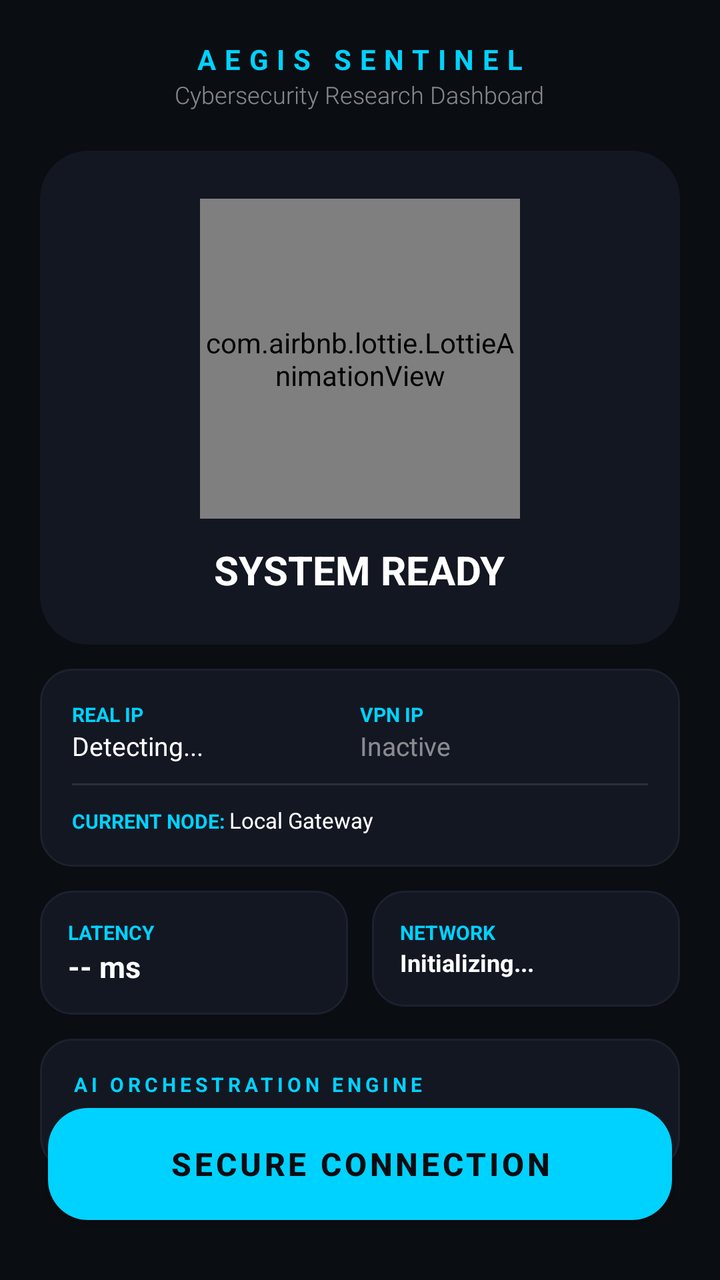
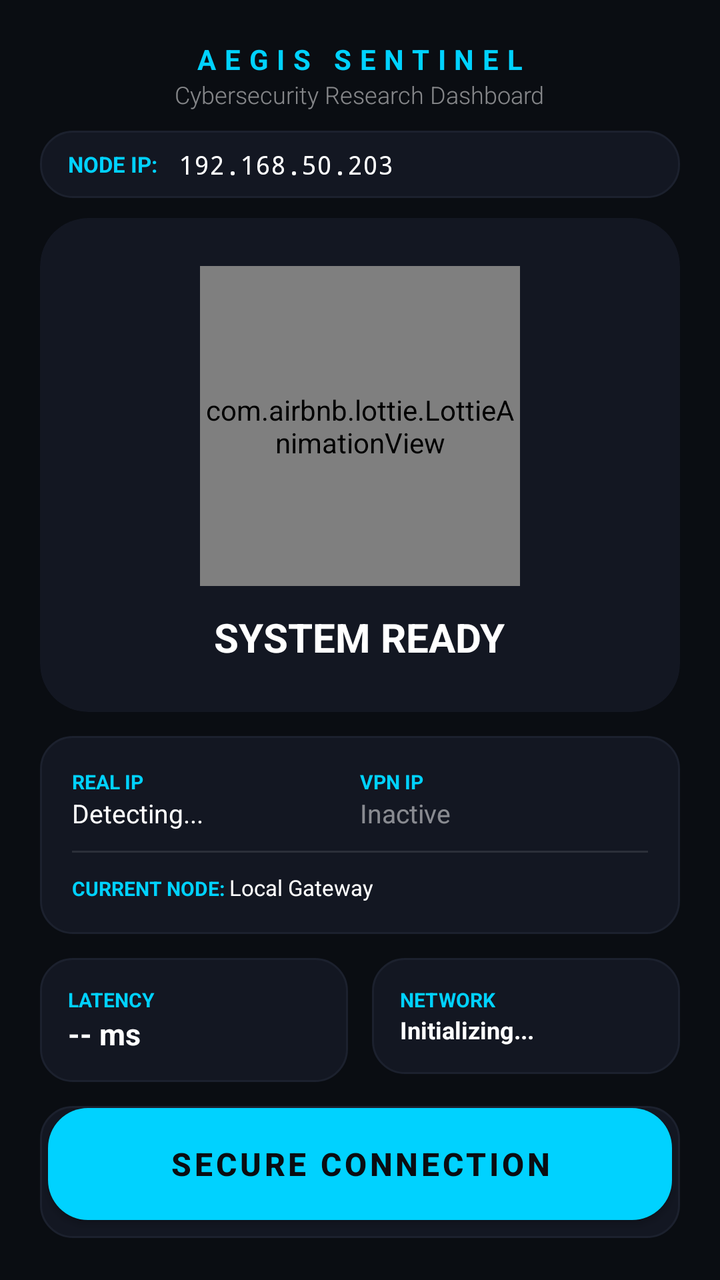

Before-and-after screenshots of an Android layout around one commit, followed by the original layout XML and the change that was made.
<!-- AndroidManifest.xml: application theme Theme.Vpn -->
<!-- res/layout/activity_main.xml -->
<?xml version="1.0" encoding="utf-8"?>
<androidx.constraintlayout.widget.ConstraintLayout xmlns:android="http://schemas.android.com/apk/res/android"
    xmlns:app="http://schemas.android.com/apk/res-auto"
    xmlns:tools="http://schemas.android.com/tools"
    android:layout_width="match_parent"
    android:layout_height="match_parent"
    android:background="#0A0D12"
    tools:context=".MainActivity">

    
    <LinearLayout
        android:id="@+id/header"
        android:layout_width="match_parent"
        android:layout_height="wrap_content"
        android:layout_marginTop="20dp"
        android:gravity="center"
        android:orientation="vertical"
        app:layout_constraintTop_toTopOf="parent">

        <TextView
            android:layout_width="wrap_content"
            android:layout_height="wrap_content"
            android:text="AEGIS SENTINEL"
            android:textColor="#00D2FF"
            android:textSize="14sp"
            android:letterSpacing="0.3"
            android:textStyle="bold" />

        <TextView
            android:layout_width="wrap_content"
            android:layout_height="wrap_content"
            android:text="Cybersecurity Research Dashboard"
            android:textColor="#80FFFFFF"
            android:textSize="12sp"
            android:fontFamily="sans-serif-light" />
    </LinearLayout>

    
    <androidx.cardview.widget.CardView
        android:id="@+id/statusCard"
        android:layout_width="match_parent"
        android:layout_height="wrap_content"
        android:layout_margin="20dp"
        app:cardBackgroundColor="#131722"
        app:cardCornerRadius="24dp"
        app:cardElevation="0dp"
        app:layout_constraintTop_toBottomOf="@id/header">

        <LinearLayout
            android:layout_width="match_parent"
            android:layout_height="wrap_content"
            android:orientation="vertical"
            android:padding="24dp"
            android:gravity="center">

            <com.airbnb.lottie.LottieAnimationView
                android:id="@+id/lottieScan"
                android:layout_width="160dp"
                android:layout_height="160dp"
                app:lottie_rawRes="@raw/scanning"
                app:lottie_autoPlay="true"
                app:lottie_loop="true"
                app:lottie_renderMode="hardware" />

            <TextView
                android:id="@+id/tvStatus"
                android:layout_width="wrap_content"
                android:layout_height="wrap_content"
                android:layout_marginTop="12dp"
                android:text="SYSTEM READY"
                android:textColor="#FFFFFF"
                android:textSize="20sp"
                android:textStyle="bold" />

            <TextView
                android:id="@+id/tvTimer"
                android:layout_width="wrap_content"
                android:layout_height="wrap_content"
                android:text="00:00:00"
                android:textColor="#00D2FF"
                android:textSize="14sp"
                android:fontFamily="monospace"
                android:visibility="gone" />
        </LinearLayout>
    </androidx.cardview.widget.CardView>

    
    <LinearLayout
        android:id="@+id/ipInfoSection"
        android:layout_width="match_parent"
        android:layout_height="wrap_content"
        android:layout_marginHorizontal="20dp"
        android:layout_marginTop="12dp"
        android:background="@drawable/bg_metric_card"
        android:orientation="vertical"
        android:padding="16dp"
        app:layout_constraintTop_toBottomOf="@id/statusCard">

        <LinearLayout
            android:layout_width="match_parent"
            android:layout_height="wrap_content"
            android:orientation="horizontal"
            android:weightSum="2">

            <LinearLayout
                android:layout_width="0dp"
                android:layout_height="wrap_content"
                android:layout_weight="1"
                android:orientation="vertical">
                <TextView android:layout_width="wrap_content" android:layout_height="wrap_content" android:text="REAL IP" android:textColor="#00D2FF" android:textSize="10sp" android:textStyle="bold" />
                <TextView android:id="@+id/tvRealIp" android:layout_width="wrap_content" android:layout_height="wrap_content" android:text="Detecting..." android:textColor="#FFFFFF" android:textSize="13sp" />
            </LinearLayout>

            <LinearLayout
                android:layout_width="0dp"
                android:layout_height="wrap_content"
                android:layout_weight="1"
                android:orientation="vertical">
                <TextView android:layout_width="wrap_content" android:layout_height="wrap_content" android:text="VPN IP" android:textColor="#00D2FF" android:textSize="10sp" android:textStyle="bold" />
                <TextView android:id="@+id/tvVpnIp" android:layout_width="wrap_content" android:layout_height="wrap_content" android:text="Inactive" android:textColor="#80FFFFFF" android:textSize="13sp" />
            </LinearLayout>
        </LinearLayout>

        <View android:layout_width="match_parent" android:layout_height="1dp" android:background="#1AFFFFFF" android:layout_marginVertical="10dp" />

        <LinearLayout
            android:layout_width="match_parent"
            android:layout_height="wrap_content"
            android:orientation="horizontal">
            <TextView android:layout_width="wrap_content" android:layout_height="wrap_content" android:text="CURRENT NODE: " android:textColor="#00D2FF" android:textSize="10sp" android:textStyle="bold" />
            <TextView android:id="@+id/tvLocation" android:layout_width="wrap_content" android:layout_height="wrap_content" android:text="Local Gateway" android:textColor="#FFFFFF" android:textSize="11sp" />
        </LinearLayout>
    </LinearLayout>

    
    <LinearLayout
        android:id="@+id/metricsMatrix"
        android:layout_width="match_parent"
        android:layout_height="wrap_content"
        android:layout_marginHorizontal="20dp"
        android:layout_marginTop="12dp"
        android:orientation="horizontal"
        app:layout_constraintTop_toBottomOf="@id/ipInfoSection">

        <LinearLayout
            android:layout_width="0dp"
            android:layout_height="wrap_content"
            android:layout_weight="1"
            android:layout_marginEnd="6dp"
            android:background="@drawable/bg_metric_card"
            android:orientation="vertical"
            android:padding="14dp">
            <TextView android:layout_width="wrap_content" android:layout_height="wrap_content" android:text="LATENCY" android:textColor="#00D2FF" android:textSize="10sp" android:textStyle="bold"/>
            <TextView android:id="@+id/tvPingVal" android:layout_width="wrap_content" android:layout_height="wrap_content" android:text="-- ms" android:textColor="#FFFFFF" android:textSize="15sp" android:textStyle="bold"/>
        </LinearLayout>

        <LinearLayout
            android:layout_width="0dp"
            android:layout_height="wrap_content"
            android:layout_weight="1"
            android:layout_marginStart="6dp"
            android:background="@drawable/bg_metric_card"
            android:orientation="vertical"
            android:padding="14dp">
            <TextView android:layout_width="wrap_content" android:layout_height="wrap_content" android:text="NETWORK" android:textColor="#00D2FF" android:textSize="10sp" android:textStyle="bold"/>
            <TextView android:id="@+id/tvNetworkVal" android:layout_width="match_parent" android:layout_height="wrap_content" android:text="Initializing..." android:textColor="#FFFFFF" android:textSize="12sp" android:maxLines="1" android:ellipsize="end" android:textStyle="bold"/>
        </LinearLayout>
    </LinearLayout>

    
    <LinearLayout
        android:id="@+id/aiConsole"
        android:layout_width="match_parent"
        android:layout_height="wrap_content"
        android:layout_marginHorizontal="20dp"
        android:layout_marginTop="12dp"
        android:background="@drawable/bg_metric_card"
        android:orientation="vertical"
        android:padding="16dp"
        app:layout_constraintTop_toBottomOf="@id/metricsMatrix">

        <TextView
            android:layout_width="wrap_content"
            android:layout_height="wrap_content"
            android:text="AI ORCHESTRATION ENGINE"
            android:textColor="#00D2FF"
            android:textSize="10sp"
            android:letterSpacing="0.2"
            android:textStyle="bold" />

        <TextView
            android:id="@+id/tvAiReason"
            android:layout_width="match_parent"
            android:layout_height="wrap_content"
            android:layout_marginTop="4dp"
            android:text="Ready for network integrity analysis..."
            android:textColor="#B0B0C0"
            android:textSize="12sp"
            android:lineSpacingExtra="2dp" />
    </LinearLayout>

    
    <com.google.android.material.button.MaterialButton
        android:id="@+id/btnToggleVpn"
        android:layout_width="match_parent"
        android:layout_height="68dp"
        android:layout_margin="24dp"
        android:text="SECURE CONNECTION"
        android:textColor="#0A0D12"
        android:textSize="16sp"
        android:textStyle="bold"
        android:letterSpacing="0.1"
        app:backgroundTint="#00D2FF"
        app:cornerRadius="20dp"
        app:elevation="8dp"
        app:rippleColor="#4DFFFFFF"
        app:layout_constraintBottom_toBottomOf="parent" />

</androidx.constraintlayout.widget.ConstraintLayout>
<!-- resources referenced by this layout -->
<resources>
  <!-- drawable bg_metric_card (drawable) -->
  <?xml version="1.0" encoding="utf-8"?>
  <shape xmlns:android="http://schemas.android.com/apk/res/android">
      <solid android:color="#131722" />
      <corners android:radius="16dp" />
      <stroke android:width="1dp" android:color="#1C212E" />
  </shape>
  <style name="Theme.Vpn" parent="Theme.MaterialComponents.DayNight.DarkActionBar">
          
          <item name="colorPrimary">@color/purple_500</item>
          <item name="colorPrimaryVariant">@color/purple_700</item>
          <item name="colorOnPrimary">@color/white</item>
          
          <item name="colorSecondary">@color/teal_200</item>
          <item name="colorSecondaryVariant">@color/teal_700</item>
          <item name="colorOnSecondary">@color/black</item>
          
          <item name="android:statusBarColor">?attr/colorPrimaryVariant</item>
          
      </style>
  <color name="purple_500">#FF6200EE</color>
  <color name="purple_700">#FF3700B3</color>
  <color name="white">#FFFFFFFF</color>
  <color name="teal_200">#FF03DAC5</color>
  <color name="teal_700">#FF018786</color>
  <color name="black">#FF000000</color>
</resources>

<!-- the commit's change to res/layout/activity_main.xml (unified diff, before → after) -->
@@ -36,15 +36,54 @@
     </LinearLayout>
 
     
+    <LinearLayout
+        android:id="@+id/serverConfigLayout"
+        android:layout_width="match_parent"
+        android:layout_height="wrap_content"
+        android:layout_marginHorizontal="20dp"
+        android:layout_marginTop="10dp"
+        android:background="@drawable/bg_metric_card"
+        android:orientation="horizontal"
+        android:paddingHorizontal="14dp"
+        android:paddingVertical="8dp"
+        android:gravity="center_vertical"
+        app:layout_constraintTop_toBottomOf="@id/header">
+
+        <TextView
+            android:layout_width="wrap_content"
+            android:layout_height="wrap_content"
+            android:text="NODE IP: "
+            android:textColor="#00D2FF"
+            android:textSize="11sp"
+            android:textStyle="bold" />
+
+        <EditText
+            android:id="@+id/etServerIp"
+            android:layout_width="0dp"
+            android:layout_height="wrap_content"
+            android:layout_weight="1"
+            android:background="@null"
+            android:hint="e.g. 163.47.36.234"
+            android:textColorHint="#40FFFFFF"
+            android:textColor="#FFFFFF"
+            android:textSize="13sp"
+            android:fontFamily="monospace"
+            android:inputType="textUri"
+            android:text="192.168.50.203"
+            android:paddingHorizontal="8dp" />
+    </LinearLayout>
+
+    
     <androidx.cardview.widget.CardView
         android:id="@+id/statusCard"
         android:layout_width="match_parent"
         android:layout_height="wrap_content"
-        android:layout_margin="20dp"
+        android:layout_marginHorizontal="20dp"
+        android:layout_marginTop="10dp"
         app:cardBackgroundColor="#131722"
         app:cardCornerRadius="24dp"
         app:cardElevation="0dp"
-        app:layout_constraintTop_toBottomOf="@id/header">
+        app:layout_constraintTop_toBottomOf="@id/serverConfigLayout">
 
         <LinearLayout
             android:layout_width="match_parent"
